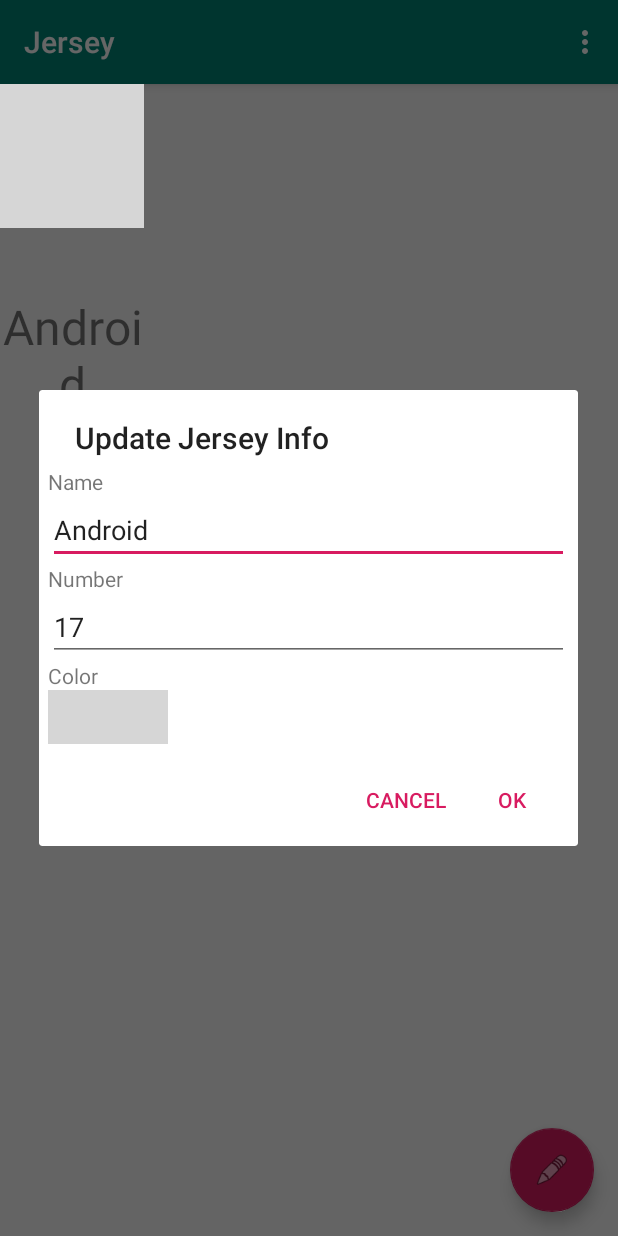
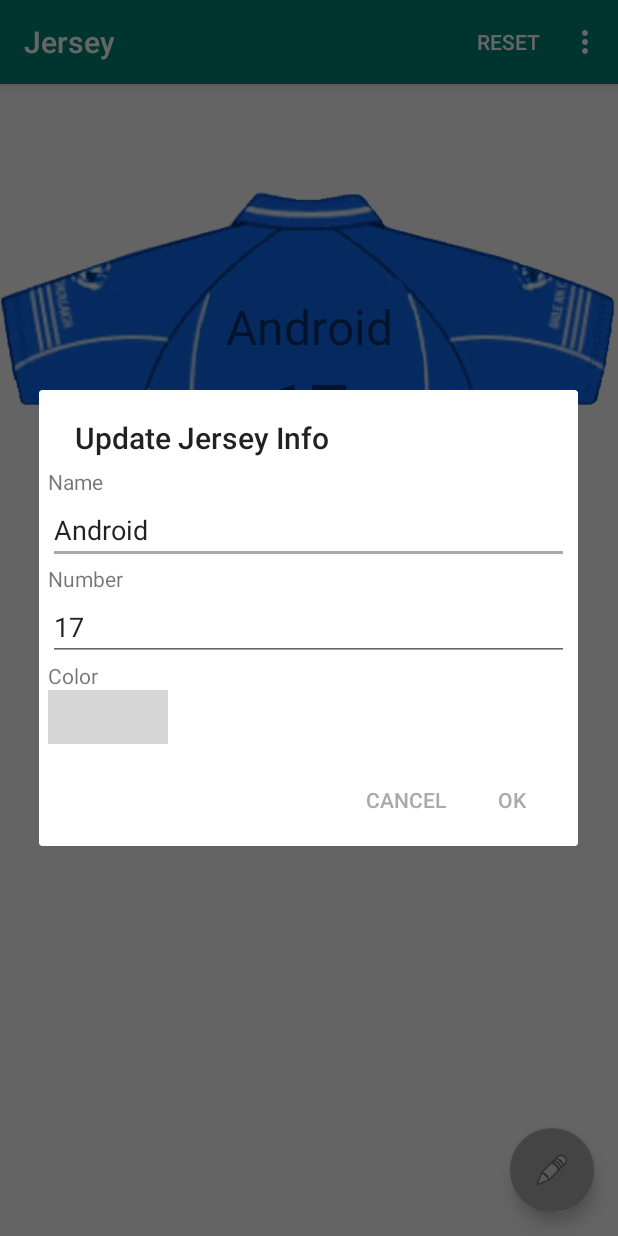
Before and after one commit to LearnAndroidUL/DesignYourJersey, an Android app: the screen it shows after launch (MainActivity), in the options menu, after a tap on "Edit", on a phone screen of 412 x 824 dp. Run offline under Robolectric (Android 15) with nearby library versions, the phone set to English and light mode, and no system bars; 1 statement that could not run was skipped; grey boxes are pictures that could not be loaded.

Commit message:
added persistence (unfinished)

```diff
--- a/app/src/main/java/io/ruszkipista/designyourjersey/Jersey.java
+++ b/app/src/main/java/io/ruszkipista/designyourjersey/Jersey.java
@@ -42,4 +42,10 @@
     public int getImageResourceId() {return mImageResourceId;}
 
     public void setPictureResourceId(int imageResourceId) {mImageResourceId = imageResourceId;}
+
+    public void copy(Jersey oldJersey) {
+        this.mName = oldJersey.getName();
+        this.mNumber = oldJersey.getNumber();
+        this.mImageResourceId = oldJersey.getImageResourceId();
+    }
 }
--- a/app/src/main/java/io/ruszkipista/designyourjersey/MainActivity.java
+++ b/app/src/main/java/io/ruszkipista/designyourjersey/MainActivity.java
@@ -2,13 +2,13 @@
 
 import android.content.DialogInterface;
 import android.content.Intent;
+import android.content.SharedPreferences;
 import android.os.Bundle;
 import android.provider.Settings;
 import android.support.design.widget.FloatingActionButton;
 import android.support.design.widget.Snackbar;
 import android.support.v7.app.AppCompatActivity;
 import android.support.v7.widget.Toolbar;
-import android.support.v7.app.AlertDialog;
 import android.support.v7.app.AlertDialog;
 import android.view.View;
 import android.view.Menu;
@@ -27,6 +27,13 @@
     private int[] jerseyImageResourceIds = {R.drawable.jersey_green,R.drawable.jersey_purple,
                                     R.drawable.jersey_blue,R.drawable.jersey_red};
 
+//  constants for Persistence:
+    private final static String PREFS = "PREFS";
+    private static final String KEY_JERSEY_NAME = "KEY_JERSEY_NAME";
+    private static final String KEY_JERSEY_NUMBER = "KEY_JERSEY_NUMBER";
+    private static final String KEY_JERSEY_COLOR = "KEY_JERSEY_COLOR";
+
+//  execution starts here
     @Override
     protected void onCreate(Bundle savedInstanceState) {
         super.onCreate(savedInstanceState);
@@ -46,11 +53,28 @@
         mJerseyNameTextView = findViewById(R.id.jersey_name);
         mJerseyNumberTextView = findViewById(R.id.jersey_number);
         mJerseyImageView = findViewById(R.id.jersey_image);
+        mJersey = new Jersey();
+//      read application preferences for stored Jersey attributes
+        SharedPreferences prefs = getSharedPreferences(PREFS, MODE_PRIVATE);
+        mJersey.setName(prefs.getString(KEY_JERSEY_NAME,getString(R.string.jersey_name_default)));
+        mJersey.setNumber(prefs.getInt(KEY_JERSEY_NUMBER,Integer.parseInt(getString(R.string.jersey_number_default))));
+        mJersey.setPictureResourceId(prefs.getInt(KEY_JERSEY_COLOR,Integer.parseInt(getString(R.string.jersey_number_default))));
+        showJersey();
+    }
 
-        mJersey = new Jersey(getString(R.string.jersey_name_default),
-                            Integer.parseInt(getString(R.string.jersey_number_default)),
-                            jerseyImageResourceIds[mJerseyColorResourceId]);
-        showJersey();
+//  before object gets destroyed, save Jersey attributes
+    @Override
+    protected void onPause() {
+        super.onPause();
+//      start application preferences editor
+        SharedPreferences prefs = getSharedPreferences(PREFS, MODE_PRIVATE);
+        SharedPreferences.Editor editor = prefs.edit();
+//      put attributes into the editor
+        editor.putString(KEY_JERSEY_NAME, mJersey.getName());
+        editor.putInt(KEY_JERSEY_NUMBER, mJersey.getNumber());
+        editor.putInt(KEY_JERSEY_COLOR, mJersey.getImageResourceId());
+//      save editor content
+        editor.commit();
     }
 
     @Override
@@ -66,6 +90,10 @@
         // automatically handle clicks on the Home/Up button, so long
         // as you specify a parent activity in AndroidManifest.xml.
         switch (menuItem.getItemId()){
+            case R.id.action_options_reset:
+                showDialogReset();
+                return true;
+
             case R.id.action_options_edit:
                 showDialogEditJersey();
                 return true;
@@ -75,6 +103,20 @@
                 return true;
         };
         return super.onOptionsItemSelected(menuItem);
+    }
+
+    private void showDialogReset() {
+        AlertDialog.Builder builder = new AlertDialog.Builder(this);
+        builder.setTitle(R.string.action_reset);
+        builder.setMessage(R.string.confirmation_dialog_reset);
+        builder.setPositiveButton(android.R.string.ok, new DialogInterface.OnClickListener() {
+            @Override
+            public void onClick(DialogInterface dialog, int which) {
+                resetJersey();
+            }
+        });
+        builder.setNegativeButton(android.R.string.cancel,null);
+        builder.create().show();
     }
 
     private void showDialogEditJersey() {
@@ -98,7 +140,7 @@
             @Override
             public void onClick(View v) {
 //              circular increment of image resource index
-                mButtonColorResourceId = (mButtonColorResourceId++) % jerseyImageResourceIds.length;
+                mButtonColorResourceId = (mButtonColorResourceId + 1) % jerseyImageResourceIds.length;
                 colorEditImageButtonView.setImageResource(jerseyImageResourceIds[mButtonColorResourceId]);
             }
         });
@@ -114,7 +156,7 @@
 //              read new number, handle conversion exception
                 int numberEntered;
                 try {numberEntered = Integer.parseInt(numberEditTextView.getText().toString());}
-                catch (NumberFormatException e) {numberEntered = 0}
+                catch (NumberFormatException e) {numberEntered = 0;}
                 mJersey.setNumber(numberEntered);
 //              get new image resource pointer (color)
                 mJerseyColorResourceId = mButtonColorResourceId;
@@ -129,6 +171,33 @@
 //      show dialog
         builder.create().show();
     }
+
+    private void initJersey() {
+        mJersey.setName(getString(R.string.jersey_name_default));
+        mJersey.setNumber(Integer.parseInt(getString(R.string.jersey_number_default)));
+        mJerseyColorResourceId = 0;
+        mJersey.setPictureResourceId(jerseyImageResourceIds[mJerseyColorResourceId]);
+    }
+
+    private void resetJersey() {
+        final Jersey mSavedJersey = new Jersey();
+        mSavedJersey.copy(mJersey);
+        initJersey();
+        showJersey();
+
+        Snackbar snackbar = Snackbar.make(findViewById(R.id.coordinator_layout),R.string.confirmation_snack_reset,Snackbar.LENGTH_LONG);
+        snackbar.setAction(R.string.action_undo, new View.OnClickListener() {
+            @Override
+            public void onClick(View v) {
+//              restore saved attributes
+                mJersey.copy(mSavedJersey);
+                showJersey();
+                Snackbar.make(findViewById(R.id.coordinator_layout),R.string.confirmation_snack_restored,Snackbar.LENGTH_LONG).show();
+            }
+        });
+        snackbar.show();
+    }
+
     private void showJersey(){
         mJerseyNameTextView.setText(mJersey.getName());
         mJerseyNumberTextView.setText(Integer.toString(mJersey.getNumber()));
--- a/app/src/main/res/layout/activity_main.xml
+++ b/app/src/main/res/layout/activity_main.xml
@@ -3,6 +3,7 @@
     xmlns:android="http://schemas.android.com/apk/res/android"
     xmlns:app="http://schemas.android.com/apk/res-auto"
     xmlns:tools="http://schemas.android.com/tools"
+    android:id="@+id/coordinator_layout"
     android:layout_width="match_parent"
     android:layout_height="match_parent"
     tools:context=".MainActivity">
--- a/app/src/main/res/layout/dialog_editjersey.xml
+++ b/app/src/main/res/layout/dialog_editjersey.xml
@@ -12,6 +12,7 @@
         android:text="@string/jersey_name_dialog" />
     <EditText
         android:id="@+id/jersey_name_dialog"
+        android:hint="@string/jersey_name_hint"
         android:layout_width="match_parent"
         android:layout_height="wrap_content"
         android:inputType="textCapSentences" />
@@ -21,6 +22,7 @@
         android:text="@string/jersey_number_dialog" />
     <EditText
         android:id="@+id/jersey_number_dialog"
+        android:hint="@string/jersey_number_hint"
         android:layout_width="match_parent"
         android:layout_height="wrap_content"
         android:inputType="number" />
--- a/app/src/main/res/menu/menu_main.xml
+++ b/app/src/main/res/menu/menu_main.xml
@@ -2,6 +2,14 @@
     xmlns:app="http://schemas.android.com/apk/res-auto"
     xmlns:tools="http://schemas.android.com/tools"
     tools:context="io.ruszkipista.designyourjersey.MainActivity">
+
+    <item
+        android:id="@+id/action_options_reset"
+        android:orderInCategory="100"
+        android:title="@string/action_reset"
+        app:showAsAction="ifRoom"
+        />
+
     <item
         android:id="@+id/action_options_settings"
         android:orderInCategory="100"
--- a/app/src/main/res/values/colors.xml
+++ b/app/src/main/res/values/colors.xml
@@ -2,5 +2,5 @@
 <resources>
     <color name="colorPrimary">#008577</color>
     <color name="colorPrimaryDark">#00574B</color>
-    <color name="colorAccent">#D81B60</color>
+    <color name="colorAccent">@android:color/darker_gray</color>
 </resources>
--- a/app/src/main/res/values/strings.xml
+++ b/app/src/main/res/values/strings.xml
@@ -4,10 +4,17 @@
     <string name="action_settings">Settings</string>
     <string name="action_edit">Edit</string>
     <string name="action_reset">RESET</string>
+    <string name="action_undo">Undo</string>
+    <string name="jersey_name_hint">Player Name</string>
     <string name="jersey_name_default">Android</string>
+    <string name="jersey_number_hint">Player Number</string>
     <string name="jersey_number_default">17</string>
     <string name="jersey_title_dialog">Update Jersey Info</string>
     <string name="jersey_name_dialog">Name</string>
     <string name="jersey_number_dialog">Number</string>
     <string name="jersey_color_dialog">Color</string>
+    <string name="confirmation_dialog_reset">Are you sure you want to reset the layout?</string>
+    <string name="confirmation_snack_reset">Layout is reset</string>
+    <string name="confirmation_snack_restored">Layout restored</string>
+
 </resources>
```
